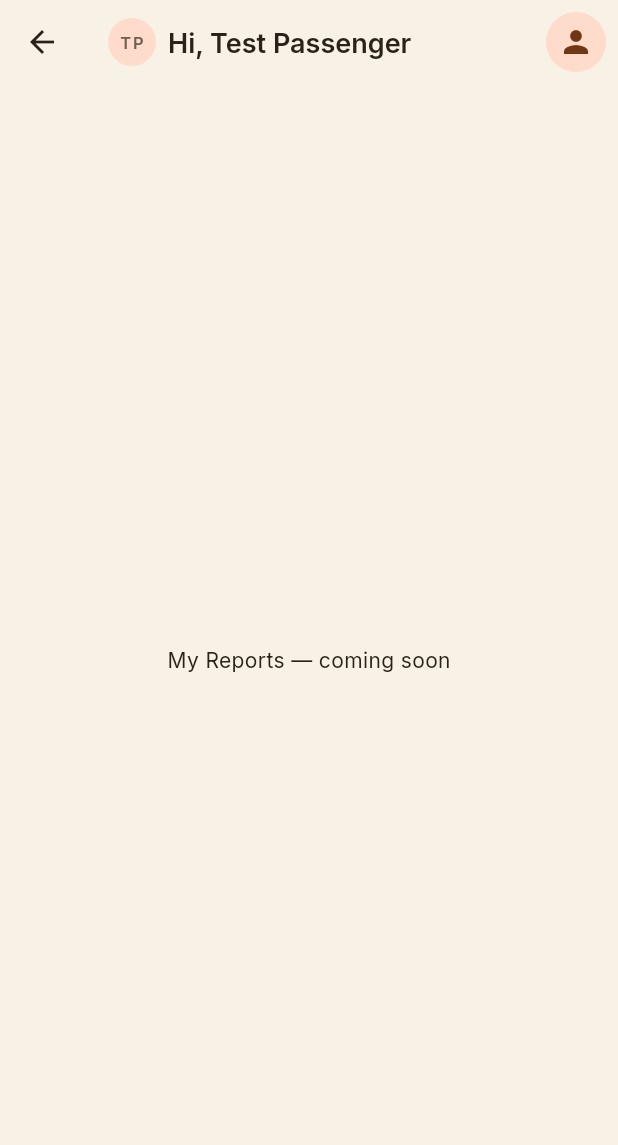
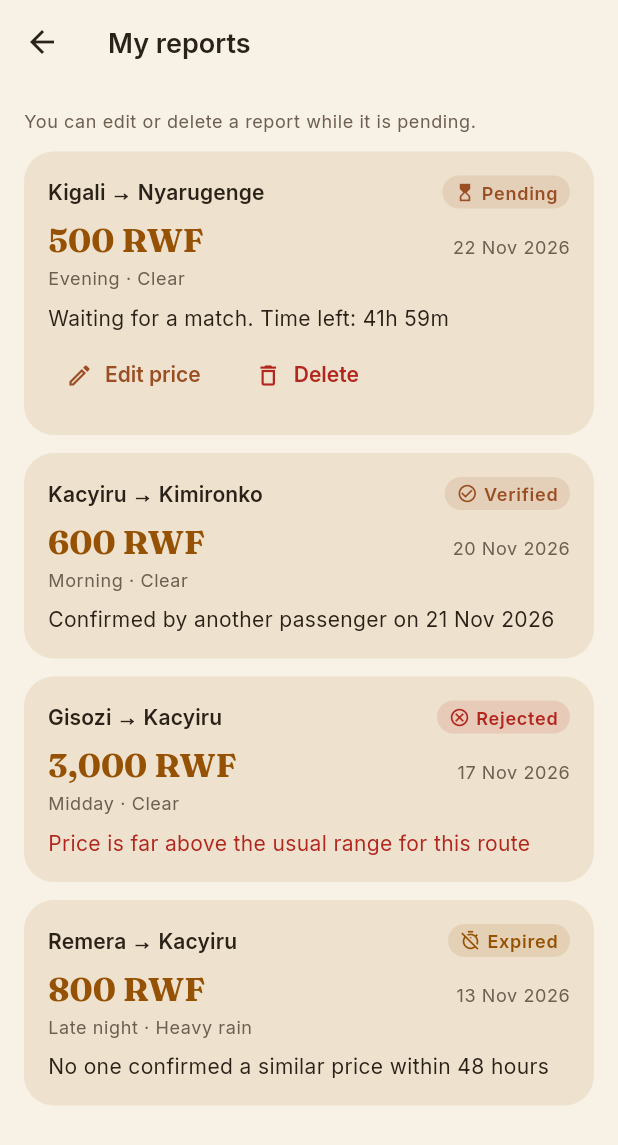
Before and after one commit to Peniel-source/fairfare, a Flutter app: the ReportScreen screen opened by its route, after a tap on the "two wheeler" icon, on a phone screen of 412 x 824 dp. Shown: the top 1145 px of the screen. Run offline on Flutter 3.47's test engine with Material 3 defaults, Android fonts, the phone set to English and light mode, and no system bars; our stand-ins replace cloud_firestore, firebase_auth, firebase_core, flutter_riverpod, go_router, google_fonts and 1 more; accounts and stored records are empty.

Commit message:
feat(report): add My reports screen with edit and delete for pending reports

```diff
--- a/app/lib/features/report/data/fake_report_repository.dart
+++ b/app/lib/features/report/data/fake_report_repository.dart
@@ -10,6 +10,16 @@ class FakeReportRepository implements ReportRepository {
   final _controller = StreamController<List<Report>>.broadcast();
   final _reports = <Report>[
     Report(
+      id: 'r2',
+      passengerId: 'fake_user_1',
+      corridorId: 'c2',
+      price: 500,
+      timeSegment: TimeSegment.evening,
+      weather: Weather.clear,
+      status: ReportStatus.pending,
+      createdAt: DateTime.now().subtract(const Duration(hours: 6)),
+    ),
+    Report(
       id: 'r1',
       passengerId: 'fake_user_1',
       corridorId: 'c1',
@@ -17,18 +27,29 @@ class FakeReportRepository implements ReportRepository {
       timeSegment: TimeSegment.morning,
       weather: Weather.clear,
       status: ReportStatus.verified,
-      createdAt: DateTime(2026, 10, 25),
-      verifiedAt: DateTime(2026, 10, 25, 12),
+      createdAt: DateTime.now().subtract(const Duration(days: 2)),
+      verifiedAt: DateTime.now().subtract(const Duration(days: 1)),
     ),
     Report(
-      id: 'r2',
+      id: 'r3',
       passengerId: 'fake_user_1',
-      corridorId: 'c2',
-      price: 500,
-      timeSegment: TimeSegment.evening,
+      corridorId: 'c3',
+      price: 3000,
+      timeSegment: TimeSegment.midday,
       weather: Weather.clear,
-      status: ReportStatus.pending,
-      createdAt: DateTime(2026, 10, 26),
+      status: ReportStatus.rejected,
+      reason: 'Price is far above the usual range for this route',
+      createdAt: DateTime.now().subtract(const Duration(days: 5)),
+    ),
+    Report(
+      id: 'r4',
+      passengerId: 'fake_user_1',
+      corridorId: 'c5',
+      price: 800,
+      timeSegment: TimeSegment.lateNight,
+      weather: Weather.heavyRain,
+      status: ReportStatus.expired,
+      createdAt: DateTime.now().subtract(const Duration(days: 9)),
     ),
   ];
 
--- /dev/null
+++ b/app/lib/features/report/presentation/my_reports_screen.dart
@@ -0,0 +1,143 @@
+import 'package:flutter/material.dart';
+import 'package:flutter_riverpod/flutter_riverpod.dart';
+import 'package:go_router/go_router.dart';
+
+import '../../../core/theme/app_spacing.dart';
+import '../../../shared/widgets/empty_view.dart';
+import '../../../shared/widgets/error_view.dart';
+import '../../../shared/widgets/loading_view.dart';
+import '../../corridors/domain/entities/corridor.dart';
+import '../../corridors/presentation/corridor_providers.dart';
+import '../domain/entities/report.dart';
+import 'edit_price_sheet.dart';
+import 'report_banners.dart';
+import 'report_card.dart';
+import 'report_form_controller.dart';
+import 'report_providers.dart';
+
+class MyReportsScreen extends ConsumerWidget {
+  const MyReportsScreen({super.key});
+
+  @override
+  Widget build(BuildContext context, WidgetRef ref) {
+    final reports = ref.watch(myReportsProvider);
+
+    return Scaffold(
+      appBar: AppBar(title: const Text('My reports')),
+      body: reports.when(
+        loading: () => const LoadingView(message: 'Loading your reports…'),
+        error: (error, _) => ErrorView(
+          message: reportErrorMessage(error),
+          onRetry: () => ref.invalidate(myReportsProvider),
+        ),
+        data: (reports) => reports.isEmpty
+            ? EmptyView(
+                title: 'No reports yet',
+                message:
+                    'After a ride, report the price you paid and it shows '
+                    'up here.',
+                icon: Icons.receipt_long_outlined,
+                actionLabel: 'Report a ride',
+                onAction: () => context.go('/home/report'),
+              )
+            : _ReportList(reports: reports),
+      ),
+    );
+  }
+}
+
+class _ReportList extends ConsumerWidget {
+  const _ReportList({required this.reports});
+
+  final List<Report> reports;
+
+  @override
+  Widget build(BuildContext context, WidgetRef ref) {
+    final corridors = ref.watch(popularCorridorsProvider).value ?? const [];
+    final names = {for (final c in corridors) c.id: _routeName(c)};
+    final now = ref.watch(minuteClockProvider).value ?? DateTime.now();
+    final theme = Theme.of(context);
+
+    return Center(
+      child: ConstrainedBox(
+        constraints: const BoxConstraints(maxWidth: AppSpacing.maxContentWidth),
+        child: ListView.separated(
+          padding: AppSpacing.screen,
+          itemCount: reports.length + 1,
+          separatorBuilder: (_, _) => const SizedBox(height: AppSpacing.md),
+          itemBuilder: (context, index) {
+            if (index == 0) {
+              return Text(
+                'You can edit or delete a report while it is pending.',
+                style: theme.textTheme.bodySmall,
+              );
+            }
+            final report = reports[index - 1];
+            final routeName = names[report.corridorId] ?? 'Unknown route';
+            return ReportCard(
+              key: ValueKey(report.id),
+              report: report,
+              routeName: routeName,
+              now: now,
+              onEdit: () => _edit(context, report, routeName),
+              onDelete: () => _delete(context, ref, report),
+            );
+          },
+        ),
+      ),
+    );
+  }
+
+  String _routeName(Corridor c) => '${c.fromArea} → ${c.toArea}';
+
+  Future<void> _edit(
+    BuildContext context,
+    Report report,
+    String routeName,
+  ) async {
+    final messenger = ScaffoldMessenger.of(context);
+    final saved = await showEditPriceSheet(
+      context,
+      report: report,
+      routeName: routeName,
+    );
+    if (saved == true) {
+      messenger.showSnackBar(const SnackBar(content: Text('Price updated')));
+    }
+  }
+
+  Future<void> _delete(
+    BuildContext context,
+    WidgetRef ref,
+    Report report,
+  ) async {
+    final messenger = ScaffoldMessenger.of(context);
+    final confirmed = await showDialog<bool>(
+      context: context,
+      builder: (context) => AlertDialog(
+        title: const Text('Delete this report?'),
+        content: const Text('This cannot be undone.'),
+        actions: [
+          TextButton(
+            onPressed: () => Navigator.of(context).pop(false),
+            child: const Text('Cancel'),
+          ),
+          FilledButton(
+            onPressed: () => Navigator.of(context).pop(true),
+            child: const Text('Delete'),
+          ),
+        ],
+      ),
+    );
+    if (confirmed != true) return;
+
+    try {
+      await ref.read(deletePendingReportProvider).call(report.id);
+      messenger.showSnackBar(const SnackBar(content: Text('Report deleted')));
+    } catch (error) {
+      messenger.showSnackBar(
+        SnackBar(content: Text(reportErrorMessage(error))),
+      );
+    }
+  }
+}
--- /dev/null
+++ b/app/lib/features/report/presentation/report_card.dart
@@ -0,0 +1,145 @@
+import 'package:flutter/material.dart';
+
+import '../../../core/constants/app_constants.dart';
+import '../../../core/theme/app_spacing.dart';
+import '../../../core/theme/app_typography.dart';
+import '../../../core/utils/formatters.dart';
+import '../../../shared/widgets/app_card.dart';
+import '../domain/entities/report.dart';
+import '../domain/entities/report_enums.dart';
+import 'report_status_chip.dart';
+
+/// One report in My reports
+class ReportCard extends StatelessWidget {
+  const ReportCard({
+    super.key,
+    required this.report,
+    required this.routeName,
+    required this.now,
+    required this.onEdit,
+    required this.onDelete,
+  });
+
+  final Report report;
+  final String routeName;
+  final DateTime now;
+  final VoidCallback onEdit;
+  final VoidCallback onDelete;
+
+  @override
+  Widget build(BuildContext context) {
+    final theme = Theme.of(context);
+    final isPending = report.status == ReportStatus.pending;
+
+    return AppCard(
+      child: Column(
+        crossAxisAlignment: CrossAxisAlignment.start,
+        children: [
+          Row(
+            children: [
+              Expanded(
+                child: Text(routeName, style: theme.textTheme.titleSmall),
+              ),
+              ReportStatusChip(status: report.status),
+            ],
+          ),
+          const SizedBox(height: AppSpacing.sm),
+          Row(
+            crossAxisAlignment: CrossAxisAlignment.end,
+            children: [
+              Text(
+                Formatters.price(report.price),
+                style: AppTypography.price(context, size: 22),
+              ),
+              const Spacer(),
+              Text(
+                Formatters.date(report.createdAt),
+                style: theme.textTheme.bodySmall,
+              ),
+            ],
+          ),
+          const SizedBox(height: AppSpacing.xs),
+          Text(
+            '${timeSegmentLabel(report.timeSegment)} · '
+            '${weatherLabel(report.weather)}',
+            style: theme.textTheme.bodySmall,
+          ),
+          const SizedBox(height: AppSpacing.sm),
+          _StatusLine(report: report, now: now),
+          if (isPending) ...[
+            const SizedBox(height: AppSpacing.xs),
+            Wrap(
+              spacing: AppSpacing.sm,
+              children: [
+                TextButton.icon(
+                  onPressed: onEdit,
+                  icon: const Icon(Icons.edit_outlined),
+                  label: const Text('Edit price'),
+                ),
+                TextButton.icon(
+                  onPressed: onDelete,
+                  style: TextButton.styleFrom(
+                    foregroundColor: theme.colorScheme.error,
+                  ),
+                  icon: const Icon(Icons.delete_outline),
+                  label: const Text('Delete'),
+                ),
+              ],
+            ),
+          ],
+        ],
+      ),
+    );
+  }
+}
+
+class _StatusLine extends StatelessWidget {
+  const _StatusLine({required this.report, required this.now});
+
+  final Report report;
+  final DateTime now;
+
+  @override
+  Widget build(BuildContext context) {
+    final theme = Theme.of(context);
+    final style = theme.textTheme.bodyMedium;
+
+    final text = switch (report.status) {
+      ReportStatus.pending => _pendingText(),
+      ReportStatus.verified =>
+        'Confirmed by another passenger on '
+            '${Formatters.date(report.verifiedAt ?? report.createdAt)}',
+      ReportStatus.rejected =>
+        report.reason ?? 'The price was far from the usual range',
+      ReportStatus.expired =>
+        'No one confirmed a similar price within 48 hours',
+    };
+
+    return Text(
+      text,
+      style: report.status == ReportStatus.rejected
+          ? style?.copyWith(color: theme.colorScheme.error)
+          : style,
+    );
+  }
+
+  String _pendingText() {
+    final left = report.createdAt
+        .add(AppConstants.corroborationWindow)
+        .difference(now);
+    if (left <= Duration.zero) return 'Window closed, waiting for the result';
+    return 'Waiting for a match. Time left: ${Formatters.countdown(left)}';
+  }
+}
+
+String timeSegmentLabel(TimeSegment segment) => switch (segment) {
+  TimeSegment.morning => 'Morning',
+  TimeSegment.midday => 'Midday',
+  TimeSegment.evening => 'Evening',
+  TimeSegment.lateNight => 'Late night',
+};
+
+String weatherLabel(Weather weather) => switch (weather) {
+  Weather.clear => 'Clear',
+  Weather.heavyRain => 'Heavy rain',
+};
--- /dev/null
+++ b/app/lib/features/report/presentation/report_status_chip.dart
@@ -0,0 +1,56 @@
+import 'package:flutter/material.dart';
+
+import '../../../core/theme/app_colors.dart';
+import '../../../core/theme/app_spacing.dart';
+import '../domain/entities/report_enums.dart';
+
+class ReportStatusChip extends StatelessWidget {
+  const ReportStatusChip({super.key, required this.status});
+
+  final ReportStatus status;
+
+  @override
+  Widget build(BuildContext context) {
+    final theme = Theme.of(context);
+    final scheme = theme.colorScheme;
+    final warning =
+        theme.extension<AppPalette>()?.priceText ?? scheme.secondary;
+
+    final (label, icon, color) = switch (status) {
+      ReportStatus.pending => ('Pending', Icons.hourglass_top, scheme.primary),
+      ReportStatus.verified => (
+        'Verified',
+        Icons.check_circle_outline,
+        scheme.primary,
+      ),
+      ReportStatus.rejected => (
+        'Rejected',
+        Icons.cancel_outlined,
+        scheme.error,
+      ),
+      ReportStatus.expired => ('Expired', Icons.timer_off_outlined, warning),
+    };
+
+    return Container(
+      padding: const EdgeInsets.symmetric(
+        horizontal: AppSpacing.sm,
+        vertical: AppSpacing.xs,
+      ),
+      decoration: BoxDecoration(
+        color: color.withValues(alpha: 0.12),
+        borderRadius: AppRadii.pillRadius,
+      ),
+      child: Row(
+        mainAxisSize: MainAxisSize.min,
+        children: [
+          Icon(icon, size: 14, color: color),
+          const SizedBox(width: AppSpacing.xs),
+          Text(
+            label,
+            style: theme.textTheme.labelMedium?.copyWith(color: color),
+          ),
+        ],
+      ),
+    );
+  }
+}
--- a/app/lib/router.dart
+++ b/app/lib/router.dart
@@ -6,6 +6,7 @@ import 'features/auth/domain/entities/auth_user.dart';
 import 'features/auth/presentation/auth_providers.dart';
 import 'features/landing/presentation/landing_screen.dart';
 import 'features/pass/presentation/pass_screen.dart';
+import 'features/report/presentation/my_reports_screen.dart';
 import 'features/report/presentation/report_screen.dart';
 import 'features/settings/presentation/settings_screen.dart';
 import 'features/wallet/presentation/wallet_screen.dart';
@@ -157,7 +158,7 @@ final _routes = <RouteBase>[
   GoRoute(
     path: '/my-reports',
     name: 'myReports',
-    builder: (context, state) => const _PlaceholderScreen(title: 'My Reports'),
+    builder: (context, state) => const MyReportsScreen(),
   ),
   GoRoute(
     path: '/profile',
```
Also changed, not shown: app/lib/features/report/presentation/edit_price_sheet.dart (added, +112 -0 lines), app/lib/features/report/presentation/report_form_controller.dart (+13 -3 lines), 1 other file.
